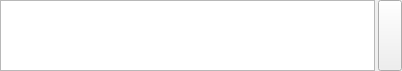
The window that src/plugins/messagewidgets/editwidget.ui (silvansky/Contacts) describes before a commit, drawn with Qt 5.
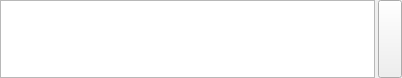
The same window after the commit. Custom widgets are drawn as their Qt base class.

Commit message: Поправлен диалог информации о контакте, пункт "оставьте отзыв" теперь неактивен до входа в систему. Курсор мыши на кнопках "смайлик" и "отправить" в поле ввода сообщения теперь стрелка. Окно просмотра истории ограничено по минимальным размерам.

```diff
--- a/src/plugins/messagewidgets/editwidget.ui
+++ b/src/plugins/messagewidgets/editwidget.ui
@@ -7,7 +7,7 @@
     <x>0</x>
     <y>0</y>
     <width>402</width>
-    <height>71</height>
+    <height>78</height>
    </rect>
   </property>
   <layout class="QHBoxLayout" name="horizontalLayout">
```
Left out of the diff: 3 changed lines with no effect on the pictures. The commit also changes 5 other files.
